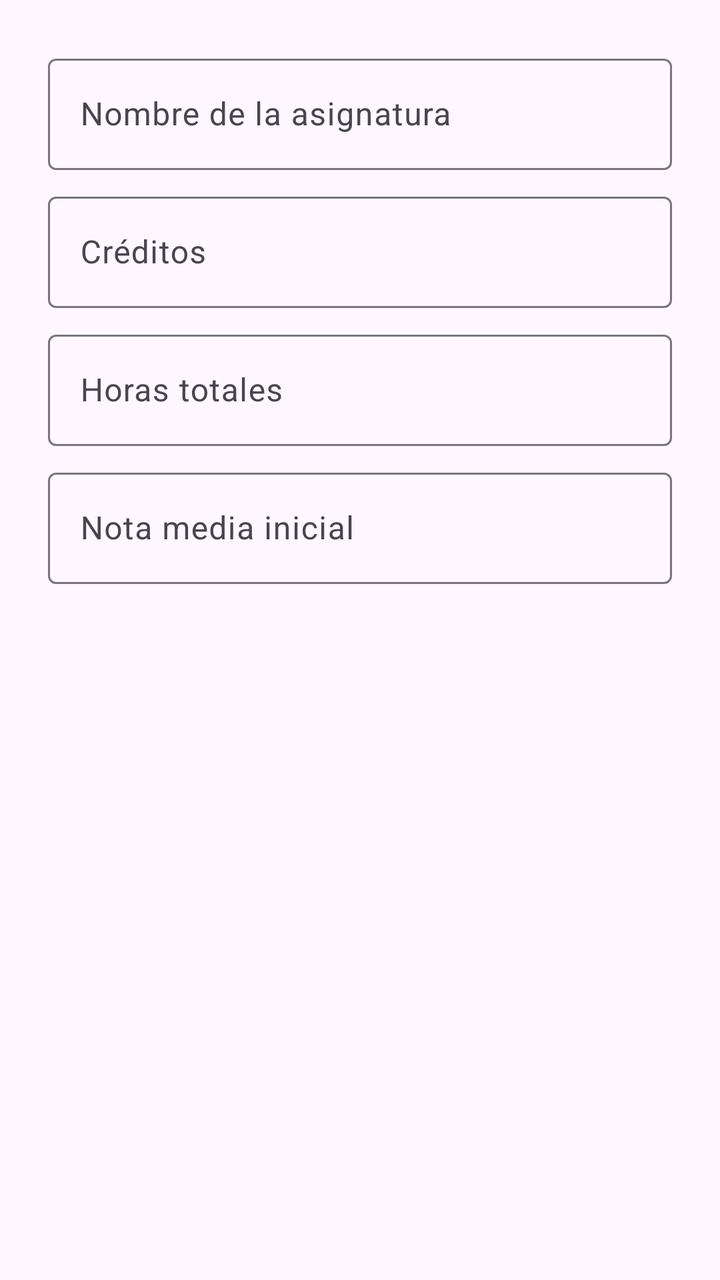
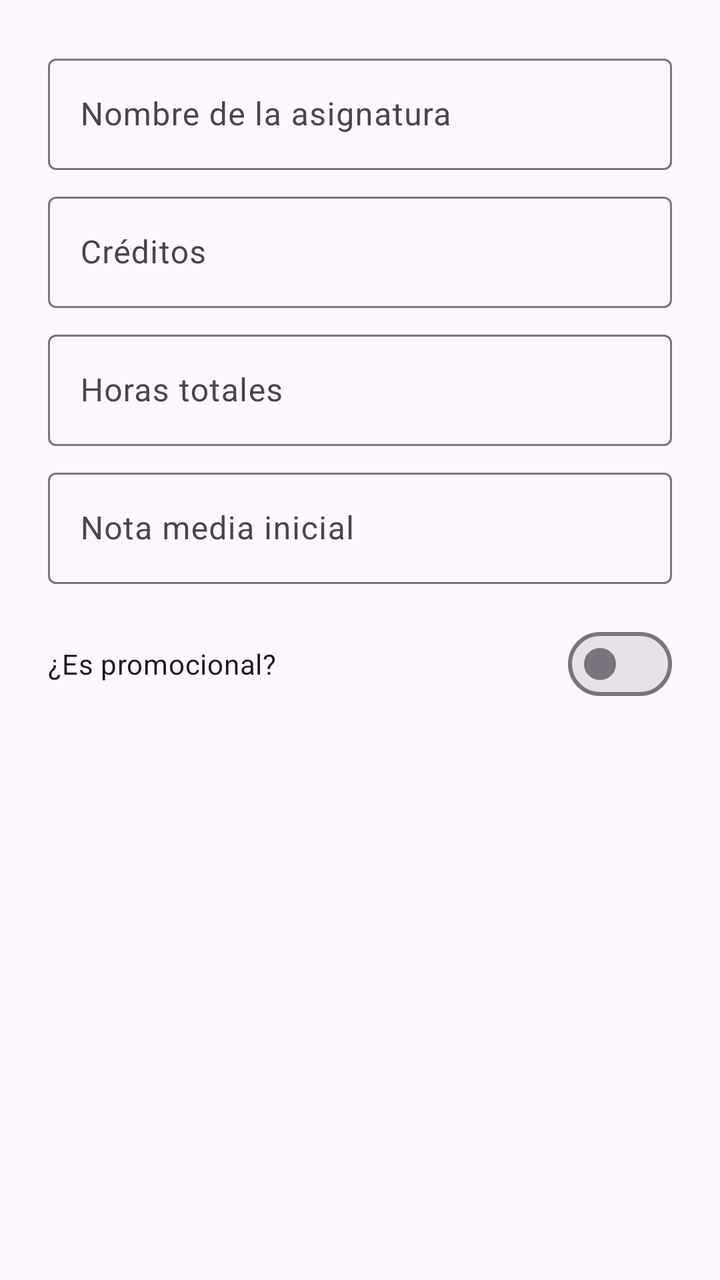

Compare the two renders of this Android layout. The source of the first and the diff that turns it into the second are given below.
<!-- AndroidManifest.xml: application theme Theme.ClassLy -->
<!-- res/layout/dialog_add_subject.xml -->
<?xml version="1.0" encoding="utf-8"?>
<LinearLayout xmlns:android="http://schemas.android.com/apk/res/android"
    android:layout_width="match_parent"
    android:layout_height="wrap_content"
    android:orientation="vertical"
    android:padding="24dp">

    <com.google.android.material.textfield.TextInputLayout
        android:layout_width="match_parent"
        android:layout_height="wrap_content"
        android:hint="Nombre de la asignatura">

        <com.google.android.material.textfield.TextInputEditText
            android:id="@+id/etName"
            android:layout_width="match_parent"
            android:layout_height="wrap_content" />
    </com.google.android.material.textfield.TextInputLayout>

    <com.google.android.material.textfield.TextInputLayout
        android:layout_width="match_parent"
        android:layout_height="wrap_content"
        android:layout_marginTop="8dp"
        android:hint="Créditos">

        <com.google.android.material.textfield.TextInputEditText
            android:id="@+id/etCredits"
            android:layout_width="match_parent"
            android:layout_height="wrap_content"
            android:inputType="number" />
    </com.google.android.material.textfield.TextInputLayout>

    <com.google.android.material.textfield.TextInputLayout
        android:layout_width="match_parent"
        android:layout_height="wrap_content"
        android:layout_marginTop="8dp"
        android:hint="Horas totales">

        <com.google.android.material.textfield.TextInputEditText
            android:id="@+id/etHours"
            android:layout_width="match_parent"
            android:layout_height="wrap_content"
            android:inputType="number" />
    </com.google.android.material.textfield.TextInputLayout>

    <com.google.android.material.textfield.TextInputLayout
        android:layout_width="match_parent"
        android:layout_height="wrap_content"
        android:layout_marginTop="8dp"
        android:hint="Nota media inicial">

        <com.google.android.material.textfield.TextInputEditText
            android:id="@+id/etGrade"
            android:layout_width="match_parent"
            android:layout_height="wrap_content"
            android:inputType="numberDecimal" />
    </com.google.android.material.textfield.TextInputLayout>

</LinearLayout>
<!-- resources referenced by this layout -->
<resources>
  <style name="Theme.ClassLy" parent="Theme.Material3.DayNight.NoActionBar">
          <item name="colorPrimary">@color/primary</item>
          <item name="colorSecondary">@color/secondary</item>
          <item name="colorTertiary">@color/tertiary</item>
          <item name="android:statusBarColor">?attr/colorSurface</item>
          <item name="android:windowLightStatusBar">true</item>
      </style>
  <color name="primary">#6750A4</color>
  <color name="secondary">#625b71</color>
  <color name="tertiary">#7D5260</color>
</resources>

<!-- the commit's change to res/layout/dialog_add_subject.xml (unified diff, before → after) -->
@@ -55,4 +55,26 @@
             android:inputType="numberDecimal" />
     </com.google.android.material.textfield.TextInputLayout>
 
+    <com.google.android.material.materialswitch.MaterialSwitch
+        android:id="@+id/switchPromotional"
+        android:layout_width="match_parent"
+        android:layout_height="wrap_content"
+        android:layout_marginTop="16dp"
+        android:text="¿Es promocional?" />
+
+    <com.google.android.material.textfield.TextInputLayout
+        android:id="@+id/layoutPromotionGrade"
+        android:layout_width="match_parent"
+        android:layout_height="wrap_content"
+        android:layout_marginTop="8dp"
+        android:hint="Nota necesaria para promocionar"
+        android:visibility="gone">
+
+        <com.google.android.material.textfield.TextInputEditText
+            android:id="@+id/etPromotionGrade"
+            android:layout_width="match_parent"
+            android:layout_height="wrap_content"
+            android:inputType="numberDecimal" />
+    </com.google.android.material.textfield.TextInputLayout>
+
 </LinearLayout>
